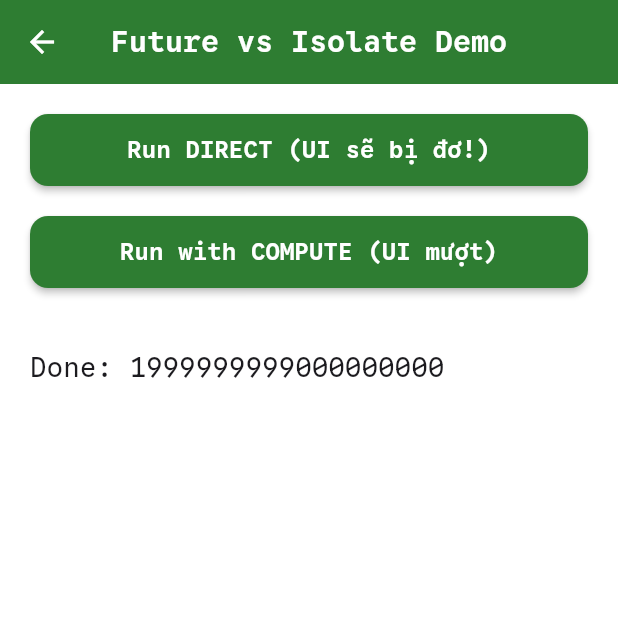
After one commit to MrTuyennn/multitasking, a Flutter app: the MemoryIsolate screen opened by its route, after a tap on "Run DIRECT (UI sẽ bị đơ!)", on a phone screen of 412 x 824 dp, the top half of it. The commit adds this screen. Run offline on Flutter 3.47's test engine with Material 3 defaults, Android fonts, the light colour scheme and no system bars; our stand-ins replace bloc, dio, equatable, firebase_core, firebase_messaging, flutter_bloc and 8 more; accounts and stored records are empty; generated files the repository leaves out were written again; statements that could not run were skipped.

Commit message:
feature: add fun isolate

```diff
--- /dev/null
+++ b/lib/app/isolate/memory_isolate.dart
@@ -0,0 +1,71 @@
+import 'package:flutter/foundation.dart';
+import 'package:flutter/material.dart';
+
+class MemoryIsolate extends StatefulWidget {
+  const MemoryIsolate({super.key});
+
+  @override
+  State<MemoryIsolate> createState() => _MemoryIsolateState();
+}
+
+class _MemoryIsolateState extends State<MemoryIsolate> {
+  String result = "";
+
+  // Demo: chạy trực tiếp → UI đơ
+  void runDirect() {
+    setState(() => result = "Running heavy loop directly...");
+    final sum = heavyLoop(); // BLOCK UI
+    setState(() => result = "Done: $sum");
+  }
+
+  // Demo: chạy bằng compute → UI không đơ
+  Future<void> runWithCompute() async {
+    setState(() => result = "Running heavy loop with compute...");
+    final sum = await compute(heavyLoopCompute, 2000000000);
+    setState(() => result = "Done: $sum");
+  }
+
+  @override
+  Widget build(BuildContext context) {
+    return Scaffold(
+      appBar: AppBar(title: Text("Future vs Isolate Demo")),
+      body: Padding(
+        padding: const EdgeInsets.all(20),
+        child: Column(
+          crossAxisAlignment: CrossAxisAlignment.start,
+          children: [
+            ElevatedButton(
+              onPressed: runDirect,
+              child: Text("Run DIRECT (UI sẽ bị đơ!)"),
+            ),
+            SizedBox(height: 20),
+            ElevatedButton(
+              onPressed: runWithCompute,
+              child: Text("Run with COMPUTE (UI mượt)"),
+            ),
+            SizedBox(height: 40),
+            Text(result, style: TextStyle(fontSize: 18)),
+          ],
+        ),
+      ),
+    );
+  }
+}
+
+// A: Chạy trực tiếp → UI đơ
+int heavyLoop() {
+  int sum = 0;
+  for (int i = 0; i < 2000000000; i++) {
+    sum += i;
+  }
+  return sum;
+}
+
+// B: Chạy bằng isolate qua compute → UI không đơ
+int heavyLoopCompute(int value) {
+  int sum = 0;
+  for (int i = 0; i < value; i++) {
+    sum += i;
+  }
+  return sum;
+}
--- a/lib/app/router/path_router.dart
+++ b/lib/app/router/path_router.dart
@@ -5,4 +5,5 @@ class PathRouter {
   static const String register = '/register';
   static const String home = '/home';
   static const String editor = '/editor';
+  static const String test = '/test';
 }
--- a/lib/app/router/router.dart
+++ b/lib/app/router/router.dart
@@ -1,4 +1,5 @@
 import 'package:flutter/material.dart';
+import 'package:multitasking/app/isolate/memory_isolate.dart';
 import 'package:multitasking/app/router/path_router.dart';
 import 'package:multitasking/presentation/pages/index.dart';
 
@@ -16,6 +17,8 @@ class AppRouter {
         return _buildPageRoute(HomePage(), settings);
       case PathRouter.editor:
         return _buildPageRoute(EditorPage(), settings);
+      case PathRouter.test:
+        return _buildPageRoute(MemoryIsolate(), settings);
       default:
         return _buildPageRoute(
           const Scaffold(body: Center(child: Text('No route defined'))),
--- a/lib/main.dart
+++ b/lib/main.dart
@@ -5,7 +5,10 @@ import 'package:multitasking/app/app.dart';
 import 'package:multitasking/app/bloc/multi_bloc.dart';
 import 'package:multitasking/app/config/app_config.dart';
 import 'package:multitasking/app/config/evn.dart';
+import 'package:multitasking/app/log/logger_service_impl.dart';
 import 'package:multitasking/core/di/di.dart';
+import 'package:multitasking/data/datasources/remote/fcm_handler.dart';
+import 'package:multitasking/data/datasources/remote/fcm_service.dart';
 import 'package:multitasking/firebase_options_dev.dart' as dev;
 import 'package:multitasking/firebase_options_prod.dart' as prod;
 import 'package:multitasking/firebase_options_stag.dart' as stg;
@@ -30,9 +33,9 @@ Future<void> initializeFirebaseApp(Config config) async {
     Environment.PRODUCTION => prod.DefaultFirebaseOptions.currentPlatform,
   };
   await Firebase.initializeApp(options: firebaseOptions);
-  // final fcmHandler = getIt<FcmHandler>();
-  // await fcmHandler.requestPermission();
-  // final fcmService = getIt<FcmService>();
-  // String token = await fcmService.getToken();
-  // logger.d(token);
+  final fcmService = getIt<FcmService>();
+  String token = await fcmService.getToken();
+  final fcmHandler = getIt<FcmHandler>();
+  await fcmHandler.requestPermission();
+  logger.d(token);
 }
--- a/lib/presentation/pages/splash/components/on_boarding_2.dart
+++ b/lib/presentation/pages/splash/components/on_boarding_2.dart
@@ -85,7 +85,7 @@ class OnBoarding2 extends StatelessWidget {
                     onPressed: () {
                       Navigator.pushReplacementNamed(
                         context,
-                        PathRouter.editor,
+                        PathRouter.test,
                       );
                     },
                   ),
```
Also changed, not shown: lib/data/datasources/remote/api_service.g.dart, pubspec.lock.
